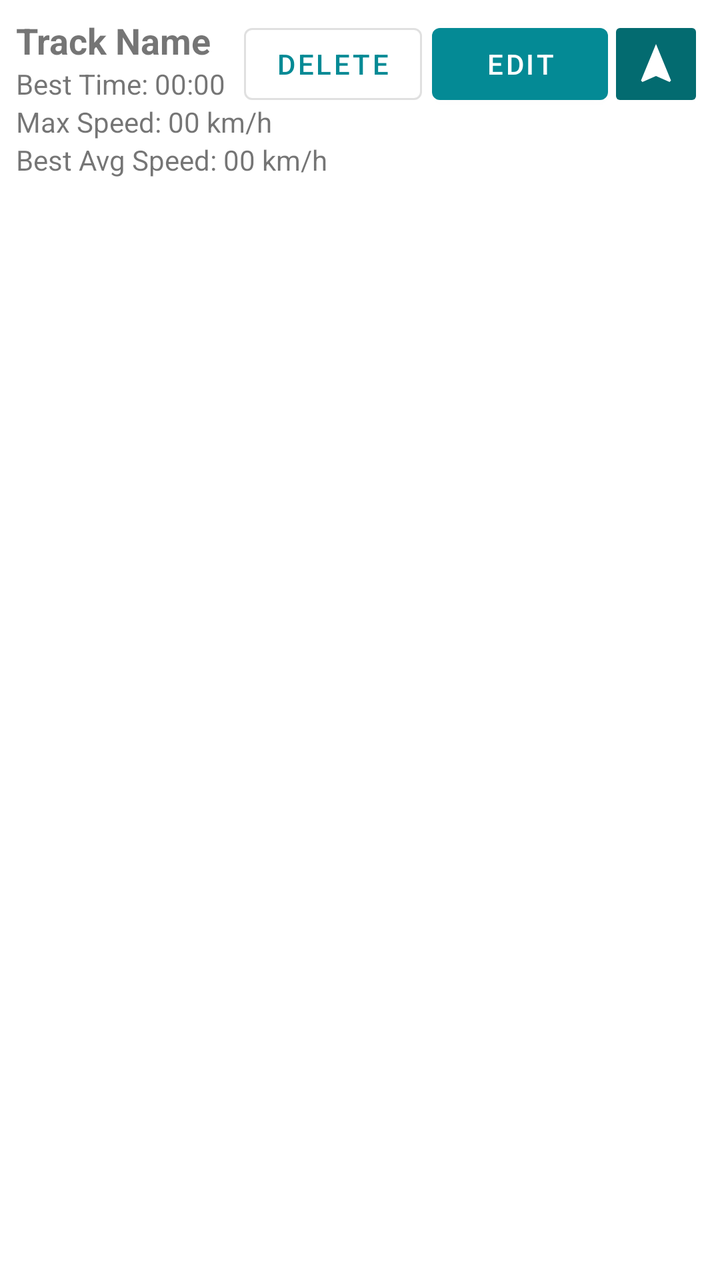
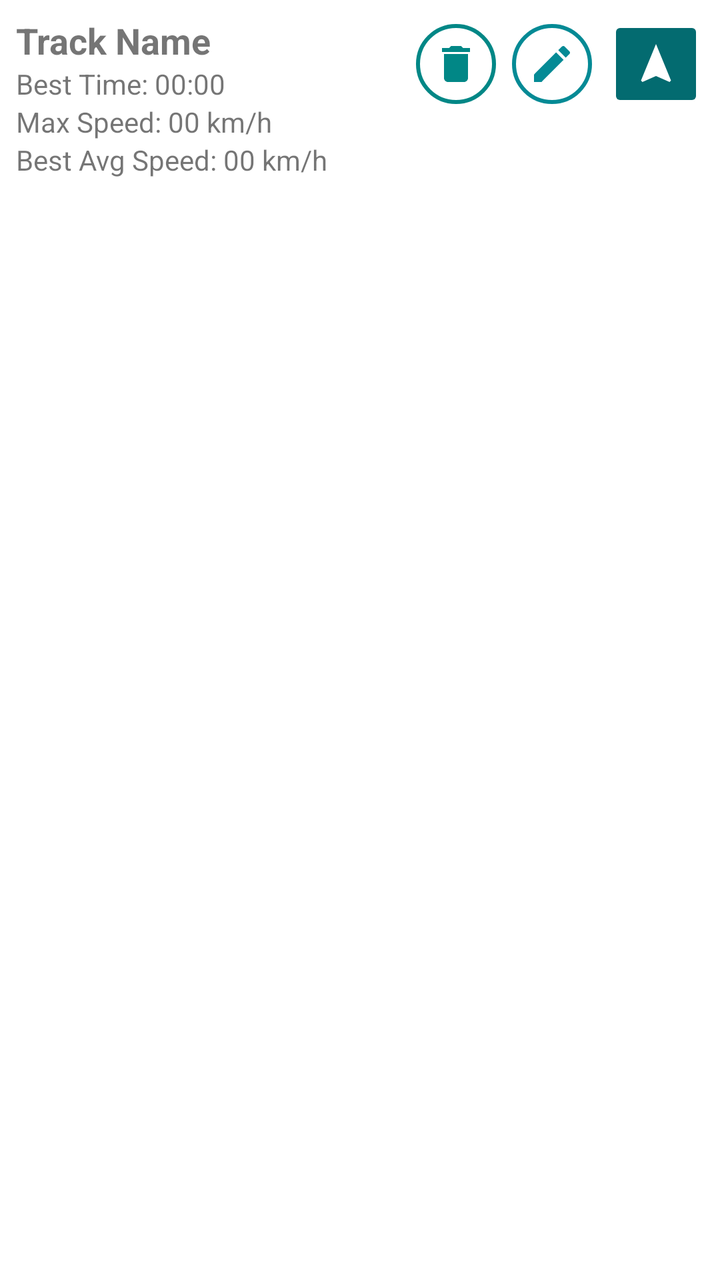

Compare the two renders of this Android layout. The source of the first and the diff that turns it into the second are given below.
<!-- AndroidManifest.xml: application theme Theme.TrackMate -->
<!-- res/layout/item_track.xml -->
<?xml version="1.0" encoding="utf-8"?>
<androidx.constraintlayout.widget.ConstraintLayout xmlns:android="http://schemas.android.com/apk/res/android"
    xmlns:app="http://schemas.android.com/apk/res-auto"
    android:layout_width="match_parent"
    android:layout_height="wrap_content"
    android:padding="8dp">

    <TextView
        android:id="@+id/txtTrackName"
        android:layout_width="0dp"
        android:layout_height="wrap_content"
        android:text="Track Name"
        android:textSize="18sp"
        android:textStyle="bold"
        app:layout_constraintTop_toTopOf="parent"
        app:layout_constraintStart_toStartOf="parent"
        app:layout_constraintEnd_toStartOf="@id/btnEdit" />

    <Button
        android:id="@+id/btnDelete"
        android:layout_width="wrap_content"
        android:layout_height="wrap_content"
        android:text="Delete"
        android:layout_marginRight="5dp"
        app:layout_constraintTop_toTopOf="parent"
        app:layout_constraintEnd_toStartOf="@id/btnEdit"
        android:backgroundTint="@color/cardview_light_background"
        style="?attr/materialButtonOutlinedStyle"/>

    <Button
        android:id="@+id/btnEdit"
        android:layout_width="wrap_content"
        android:layout_height="wrap_content"
        android:text="Edit"
        app:layout_constraintTop_toTopOf="parent"
        app:layout_constraintEnd_toStartOf="@id/btnRenavigate" />

    <ImageButton
        android:id="@+id/btnRenavigate"
        android:layout_width="48dp"
        android:layout_height="48dp"
        android:backgroundTint="@color/primary_700"
        android:contentDescription="Renavigate"
        android:padding="8dp"
        android:scaleType="centerInside"
        android:src="@drawable/baseline_navigation_24_white"
    app:layout_constraintTop_toTopOf="parent"
    app:layout_constraintEnd_toEndOf="parent" />

    <TextView
        android:id="@+id/txtBestTime"
        android:layout_width="wrap_content"
        android:layout_height="wrap_content"
        android:text="Best Time: 00:00"
        app:layout_constraintTop_toBottomOf="@id/txtTrackName"
        app:layout_constraintStart_toStartOf="parent" />

    <TextView
        android:id="@+id/txtMaxSpeed"
        android:layout_width="wrap_content"
        android:layout_height="wrap_content"
        android:text="Max Speed: 00 km/h"
        app:layout_constraintTop_toBottomOf="@id/txtBestTime"
        app:layout_constraintStart_toStartOf="parent" />

    <TextView
        android:id="@+id/txtBestAvgSpeed"
        android:layout_width="wrap_content"
        android:layout_height="wrap_content"
        android:text="Best Avg Speed: 00 km/h"
        app:layout_constraintTop_toBottomOf="@id/txtMaxSpeed"
        app:layout_constraintStart_toStartOf="parent" />

</androidx.constraintlayout.widget.ConstraintLayout>
<!-- resources referenced by this layout -->
<resources>
  <color name="primary_700">#FF036B70</color>
  <!-- drawable baseline_navigation_24_white (drawable) -->
  <vector xmlns:android="http://schemas.android.com/apk/res/android" android:height="24dp" android:tint="#FFFFFF" android:viewportHeight="24" android:viewportWidth="24" android:width="24dp">
        
      <path android:fillColor="@android:color/white" android:pathData="M12,2L4.5,20.29l0.71,0.71L12,18l6.79,3 0.71,-0.71z"/>
      
  </vector>
  <style name="Theme.TrackMate" parent="Theme.MaterialComponents.DayNight.DarkActionBar">
          <item name="colorPrimary">@color/primary_500</item>
          <item name="colorPrimaryVariant">@color/primary_700</item>
          <item name="colorOnPrimary">@color/white</item>
          <item name="colorSecondary">@color/teal_200</item>
          <item name="colorSecondaryVariant">@color/teal_700</item>
          <item name="colorOnSecondary">@color/black</item>
          <item name="android:statusBarColor">?attr/colorPrimaryVariant</item>
          <item name="android:windowOptOutEdgeToEdgeEnforcement">true</item>
      </style>
  <color name="primary_500">#FF048A95</color>
  <color name="white">#FFFFFFFF</color>
  <color name="teal_200">#FF03DAC5</color>
  <color name="teal_700">#FF018786</color>
  <color name="black">#FF000000</color>
</resources>

<!-- the commit's change to res/layout/item_track.xml (unified diff, before → after) -->
@@ -16,23 +16,36 @@
         app:layout_constraintStart_toStartOf="parent"
         app:layout_constraintEnd_toStartOf="@id/btnEdit" />
 
-    <Button
+    <ImageButton
         android:id="@+id/btnDelete"
-        android:layout_width="wrap_content"
-        android:layout_height="wrap_content"
-        android:text="Delete"
-        android:layout_marginRight="5dp"
-        app:layout_constraintTop_toTopOf="parent"
-        app:layout_constraintEnd_toStartOf="@id/btnEdit"
-        android:backgroundTint="@color/cardview_light_background"
-        style="?attr/materialButtonOutlinedStyle"/>
+        android:layout_width="40dp"
+        android:layout_height="40dp"
+        android:layout_marginEnd="8dp"
+        android:background="@drawable/circle_outline_secondary"
+        android:foreground="?attr/selectableItemBackgroundBorderless"
+        android:contentDescription="Delete track"
+        android:padding="8dp"
+        android:scaleType="centerInside"
+        android:src="@drawable/ic_delete_24"
+        android:tint="@color/teal_700"
+        app:layout_constraintTop_toTopOf="@id/btnRenavigate"
+        app:layout_constraintBottom_toBottomOf="@id/btnRenavigate"
+        app:layout_constraintEnd_toStartOf="@id/btnEdit" />
 
-    <Button
+    <ImageButton
         android:id="@+id/btnEdit"
-        android:layout_width="wrap_content"
-        android:layout_height="wrap_content"
-        android:text="Edit"
-        app:layout_constraintTop_toTopOf="parent"
+        android:layout_width="40dp"
+        android:layout_height="40dp"
+        android:layout_marginEnd="8dp"
+        android:background="@drawable/circle_outline_primary"
+        android:foreground="?attr/selectableItemBackgroundBorderless"
+        android:contentDescription="Edit track"
+        android:padding="8dp"
+        android:scaleType="centerInside"
+        android:src="@drawable/ic_edit_24"
+        android:tint="@color/primary_500"
+        app:layout_constraintTop_toTopOf="@id/btnRenavigate"
+        app:layout_constraintBottom_toBottomOf="@id/btnRenavigate"
         app:layout_constraintEnd_toStartOf="@id/btnRenavigate" />
 
     <ImageButton
<!-- resource entries referenced after the edit -->
@@ -6,6 +6,44 @@
         
       <path android:fillColor="@android:color/white" android:pathData="M12,2L4.5,20.29l0.71,0.71L12,18l6.79,3 0.71,-0.71z"/>
       
+  </vector>
+  <!-- drawable circle_outline_primary (drawable) -->
+  <?xml version="1.0" encoding="utf-8"?>
+  <shape xmlns:android="http://schemas.android.com/apk/res/android"
+      android:shape="oval">
+      <stroke
+          android:width="2dp"
+          android:color="@color/primary_500"/>
+      <solid android:color="@android:color/transparent"/>
+  </shape>
+  <!-- drawable circle_outline_secondary (drawable) -->
+  <?xml version="1.0" encoding="utf-8"?>
+  <shape xmlns:android="http://schemas.android.com/apk/res/android"
+      android:shape="oval">
+      <stroke
+          android:width="2dp"
+          android:color="@color/teal_700"/>
+      <solid android:color="@android:color/transparent"/>
+  </shape>
+  <!-- drawable ic_delete_24 (drawable) -->
+  <vector xmlns:android="http://schemas.android.com/apk/res/android"
+      android:width="24dp"
+      android:height="24dp"
+      android:viewportWidth="24"
+      android:viewportHeight="24">
+      <path
+          android:fillColor="@android:color/black"
+          android:pathData="M6,19c0,1.1 0.9,2 2,2h8c1.1,0 2,-0.9 2,-2V7H6v12zM19,4h-3.5l-1,-1h-5l-1,1H5v2h14V4z"/>
+  </vector>
+  <!-- drawable ic_edit_24 (drawable) -->
+  <vector xmlns:android="http://schemas.android.com/apk/res/android"
+      android:width="24dp"
+      android:height="24dp"
+      android:viewportWidth="24"
+      android:viewportHeight="24">
+      <path
+          android:fillColor="@android:color/black"
+          android:pathData="M3,17.25V21h3.75L17.81,9.94l-3.75,-3.75L3,17.25zM20.71,7.04c0.39,-0.39,0.39,-1.02,0,-1.41l-2.34,-2.34c-0.39,-0.39,-1.02,-0.39,-1.41,0l-1.83,1.83l3.75,3.75L20.71,7.04z"/>
   </vector>
   <style name="Theme.TrackMate" parent="Theme.MaterialComponents.DayNight.DarkActionBar">
           <item name="colorPrimary">@color/primary_500</item>
